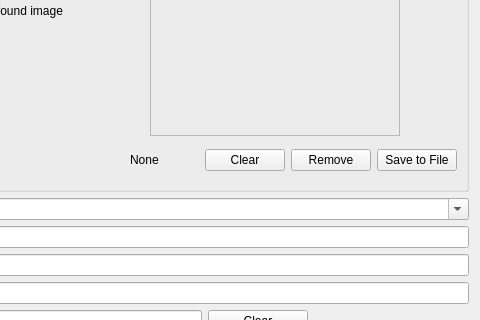
Above: src/widget_shared/tageditpage.ui from billlin0904/xamp2 before the change; both pictures show x 266 to 746 and y 157 to 477 of the 746 by 745 pixel window. Below: the same form after it.
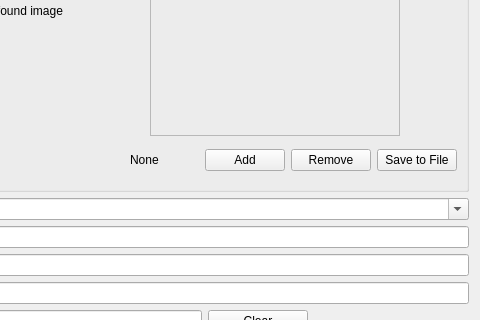
That is the form after the change.

What changed in the file:
```diff
--- a/src/widget_shared/tageditpage.ui
+++ b/src/widget_shared/tageditpage.ui
@@ -167,7 +167,7 @@
            </size>
           </property>
           <property name="text">
-           <string>Clear</string>
+           <string>Add</string>
           </property>
          </widget>
         </item>
```
Left out of the diff: 24 changed lines with no effect on the pictures.
